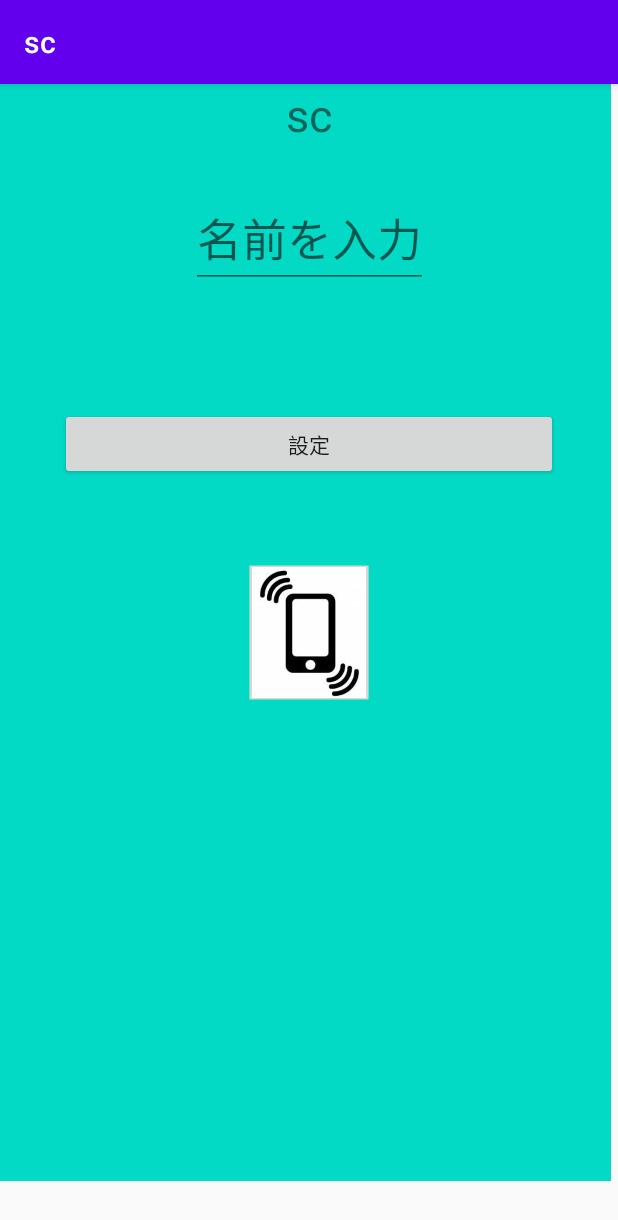
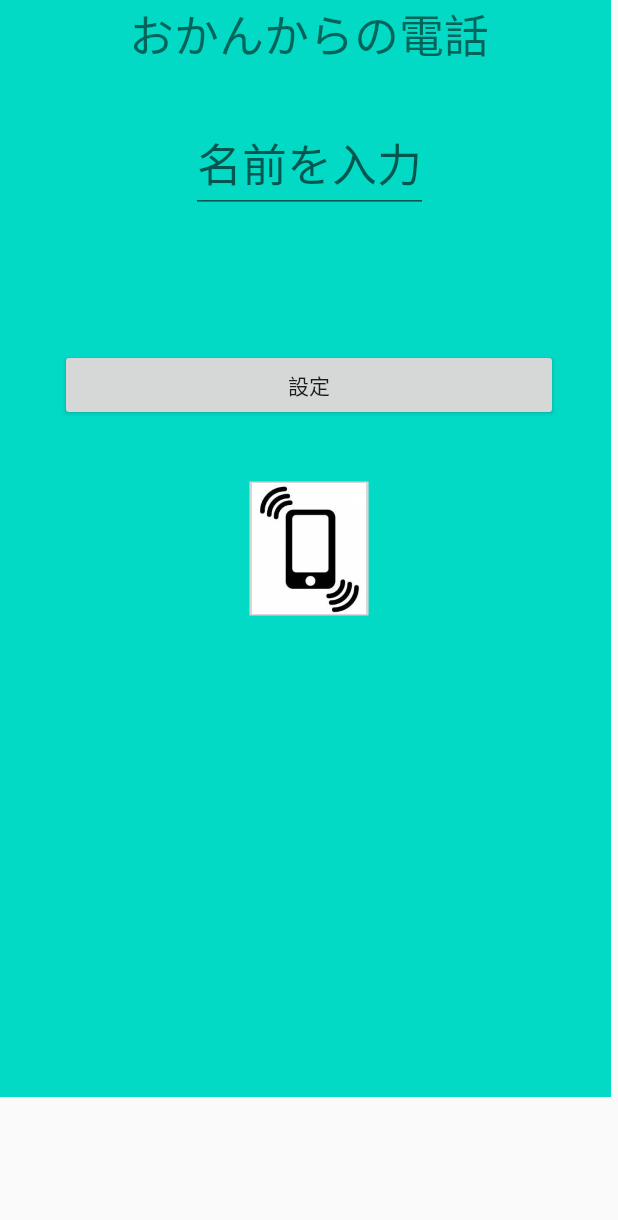
Before and after one commit to AoN-11/sc, an Android app: the screen it shows after launch (MainActivity), on a phone screen of 412 x 824 dp. Shown: the top 1220 px of the screen. Run offline under Robolectric (Android 15) with nearby library versions, the phone set to English and light mode, and no system bars.

Commit message:
アプリ名を変更、タイトルバーを消す

```diff
--- a/app/src/main/AndroidManifest.xml
+++ b/app/src/main/AndroidManifest.xml
@@ -8,7 +8,7 @@
         android:label="@string/app_name"
         android:roundIcon="@mipmap/ic_launcher_round"
         android:supportsRtl="true"
-        android:theme="@style/AppTheme">
+        android:theme="@style/Theme.AppCompat.Light.NoActionBar">
         <activity android:name=".MainActivity">
             <intent-filter>
                 <action android:name="android.intent.action.MAIN" />
--- a/app/src/main/res/layout/activity_main.xml
+++ b/app/src/main/res/layout/activity_main.xml
@@ -11,6 +11,7 @@
         android:id="@+id/focusView"
         android:layout_width="0dp"
         android:layout_height="0dp"
+        android:contentDescription="消さないでください"
         android:focusable="true"
         android:focusableInTouchMode="true"
         app:layout_constraintBottom_toTopOf="parent"
@@ -57,7 +58,7 @@
         android:id="@+id/textView"
         android:layout_width="245dp"
         android:layout_height="550dp"
-        android:text="sc"
+        android:text="おかんからの電話"
         android:textAlignment="center"
         android:textSize="30sp"
         app:layout_constraintBottom_toBottomOf="parent"
--- a/app/src/main/res/values/strings.xml
+++ b/app/src/main/res/values/strings.xml
@@ -1,3 +1,3 @@
 <resources>
-    <string name="app_name">sc</string>
+    <string name="app_name">おかんからの電話</string>
 </resources>
```
